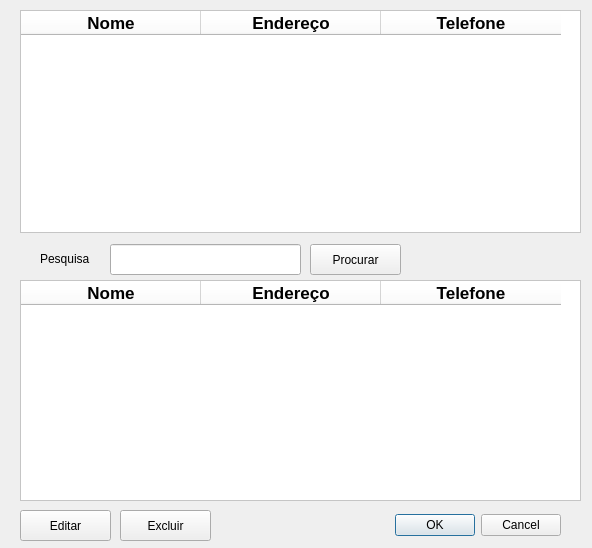
thschmitz/ClientsInsertion, file frmbanco.ui: the form before one commit.
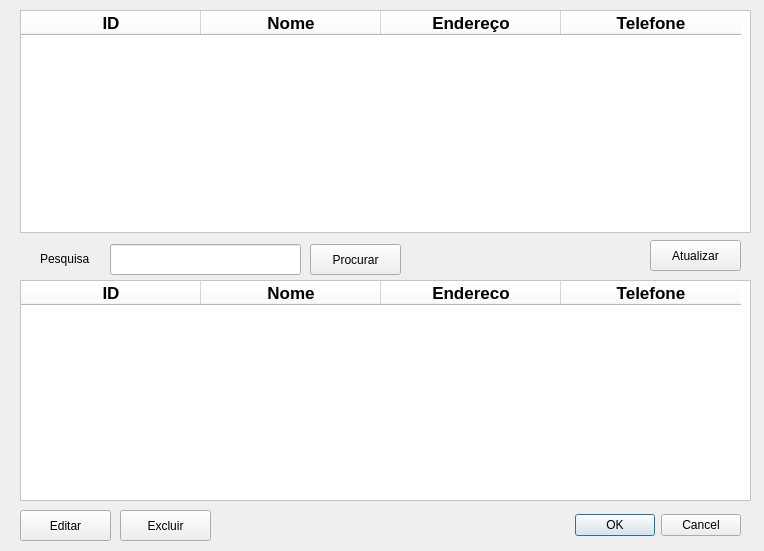
The form after the commit.

```diff
--- a/frmbanco.ui
+++ b/frmbanco.ui
@@ -6,8 +6,8 @@
    <rect>
     <x>0</x>
     <y>0</y>
-    <width>592</width>
-    <height>548</height>
+    <width>764</width>
+    <height>551</height>
    </rect>
   </property>
   <property name="maximumSize">
@@ -22,7 +22,7 @@
   <widget class="QDialogButtonBox" name="buttonBox">
    <property name="geometry">
     <rect>
-     <x>390</x>
+     <x>570</x>
      <y>510</y>
      <width>171</width>
      <height>31</height>
@@ -40,7 +40,7 @@
     <rect>
      <x>20</x>
      <y>280</y>
-     <width>561</width>
+     <width>731</width>
      <height>221</height>
     </rect>
    </property>
@@ -58,6 +58,11 @@
    <attribute name="horizontalHeaderDefaultSectionSize">
     <number>180</number>
    </attribute>
+   <column>
+    <property name="text">
+     <string>ID</string>
+    </property>
+   </column>
    <column>
     <property name="text">
      <string>Nome</string>
@@ -65,7 +70,7 @@
    </column>
    <column>
     <property name="text">
-     <string>Endereço</string>
+     <string>Endereco</string>
     </property>
    </column>
    <column>
@@ -89,7 +94,7 @@
     <rect>
      <x>20</x>
      <y>10</y>
-     <width>561</width>
+     <width>731</width>
      <height>223</height>
     </rect>
    </property>
@@ -107,6 +112,11 @@
    <attribute name="horizontalHeaderDefaultSectionSize">
     <number>180</number>
    </attribute>
+   <column>
+    <property name="text">
+     <string>ID</string>
+    </property>
+   </column>
    <column>
     <property name="text">
      <string>Nome</string>
@@ -175,6 +185,19 @@
     <string>Excluir</string>
    </property>
   </widget>
+  <widget class="QPushButton" name="btnAtualizar">
+   <property name="geometry">
+    <rect>
+     <x>650</x>
+     <y>240</y>
+     <width>91</width>
+     <height>31</height>
+    </rect>
+   </property>
+   <property name="text">
+    <string>Atualizar</string>
+   </property>
+  </widget>
  </widget>
  <resources/>
  <connections>
```
